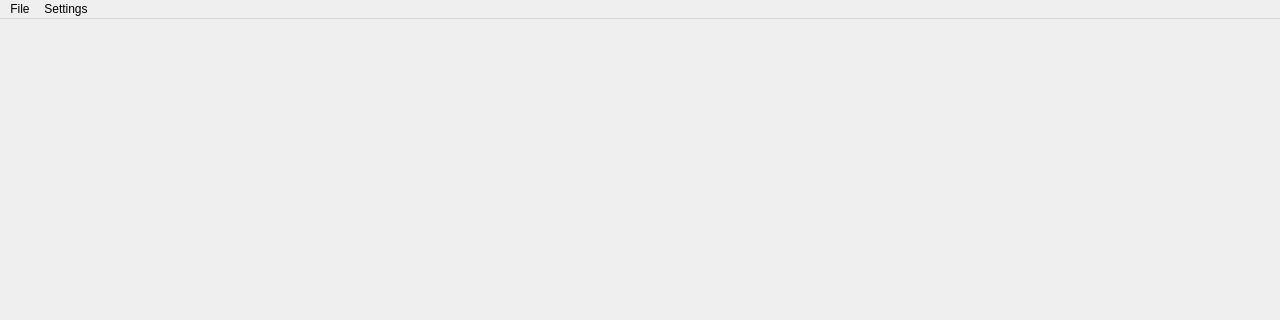
This is resources/qt/mainwindow.ui in jmdaemon/oggex as Qt 5 draws it before an edit; both pictures show x 0 to 1280 and y 0 to 320 of the 1280 by 720 pixel window. The edited form follows.
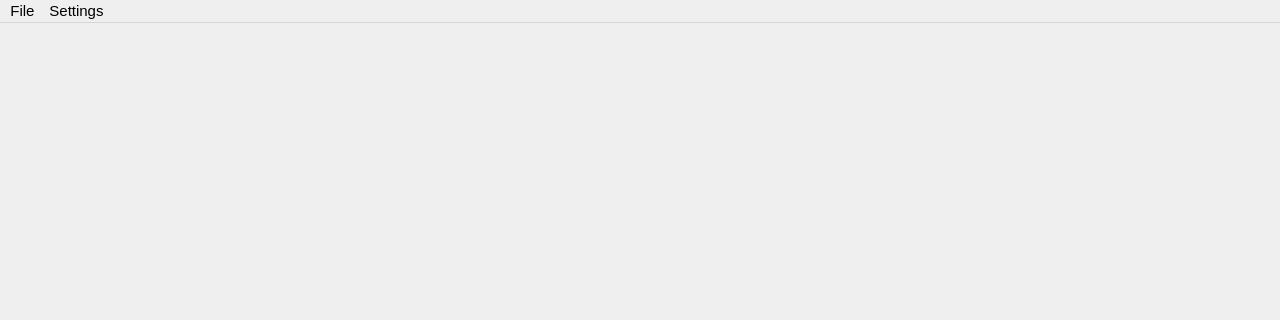
This is the edited form. Custom widgets are drawn as their Qt base class.

Commit message: Adjust font sizes for oggex-qt

```diff
--- a/resources/qt/mainwindow.ui
+++ b/resources/qt/mainwindow.ui
@@ -31,6 +31,11 @@
     <height>1080</height>
    </size>
   </property>
+  <property name="font">
+   <font>
+    <pointsize>12</pointsize>
+   </font>
+  </property>
   <property name="windowTitle">
    <string>Oggex</string>
   </property>
@@ -50,10 +55,25 @@
       <height>642</height>
      </rect>
     </property>
-    <layout class="QVBoxLayout" name="verticalLayout">
+    <layout class="QVBoxLayout" name="vl_main" stretch="0">
+     <property name="spacing">
+      <number>0</number>
+     </property>
      <property name="sizeConstraint">
       <enum>QLayout::SetNoConstraint</enum>
      </property>
+     <property name="leftMargin">
+      <number>6</number>
+     </property>
+     <property name="topMargin">
+      <number>6</number>
+     </property>
+     <property name="rightMargin">
+      <number>6</number>
+     </property>
+     <property name="bottomMargin">
+      <number>6</number>
+     </property>
      <item>
       <widget class="HomeWidget" name="widget" native="true">
        <property name="sizePolicy">
@@ -73,9 +93,14 @@
      <x>0</x>
      <y>0</y>
      <width>1280</width>
-     <height>22</height>
+     <height>26</height>
     </rect>
    </property>
+   <property name="font">
+    <font>
+     <pointsize>11</pointsize>
+    </font>
+   </property>
    <widget class="QMenu" name="menuFile">
     <property name="title">
      <string>File</string>
```
Left out of the diff: 10 changed lines with no effect on the pictures. The commit also changes 2 other files.
